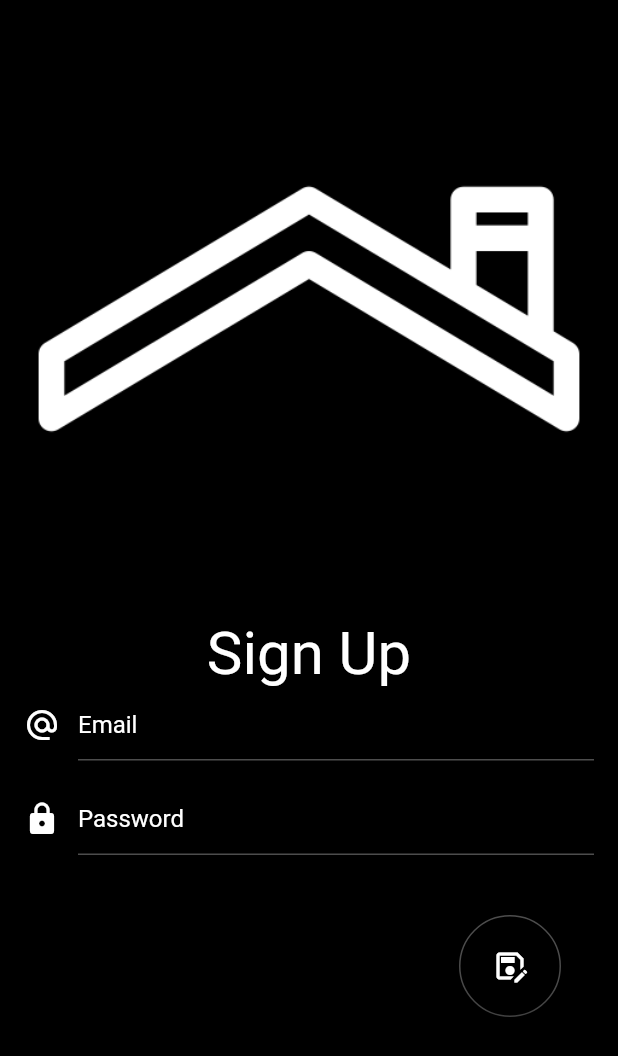
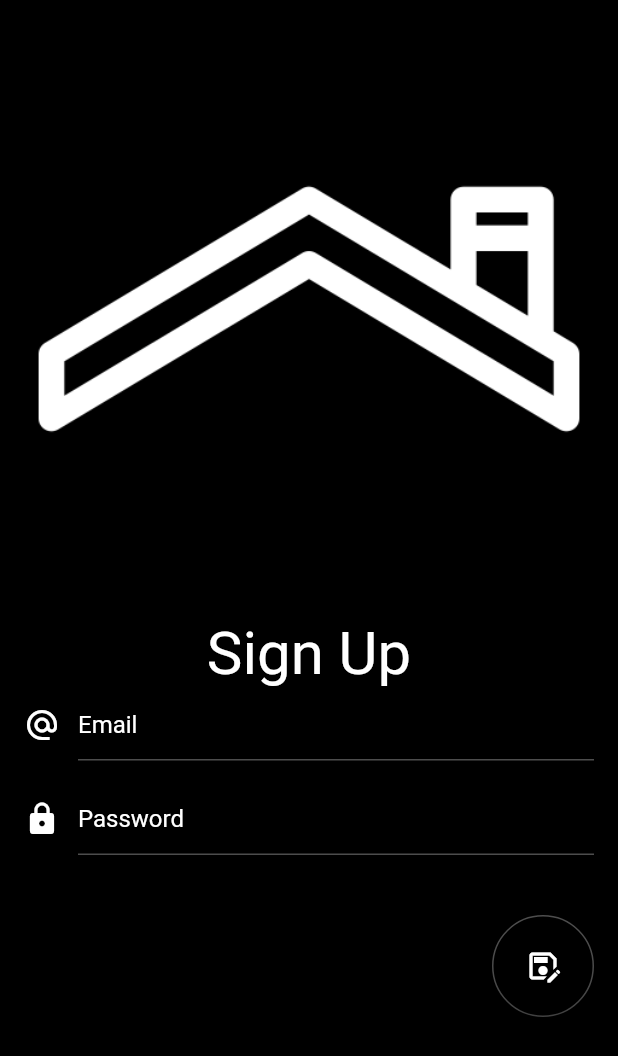
Before and after one commit to MorsCrt/3301456_203301130, a Flutter app: the SignUp screen opened by its route, on a phone screen of 412 x 824 dp. Shown: the top 1056 px of the screen. Run offline on Flutter 3.47's test engine with Material 2 defaults, Android fonts, the light colour scheme and no system bars; our stand-ins replace assets_audio_player.

Commit message:
chng file structure & fix button in sngup

```diff
--- a/lib/main.dart
+++ b/lib/main.dart
@@ -1,5 +1,5 @@
 import 'package:carrental/routes/routes.dart';
-import 'package:carrental/screens/splash/splash.dart';
+import 'package:carrental/screens/splash.dart';
 import 'package:flutter/material.dart';
 
 void main() {
--- a/lib/screens/home/home.dart
+++ b/lib/screens/home.dart
@@ -1,5 +1,5 @@
 import 'package:carrental/constants/constant.dart';
-import 'package:carrental/screens/settings/settings.dart';
+import 'package:carrental/screens/settings.dart';
 import 'package:flutter/material.dart';
 import 'package:carrental/widgets/Home/car_list.dart';
 
--- a/lib/screens/sign_in/sign_in.dart
+++ b/lib/screens/sign_in.dart
@@ -1,8 +1,8 @@
-import 'package:carrental/screens/home/home.dart';
-import 'package:carrental/screens/password/password.dart';
+import 'package:carrental/screens/home.dart';
+import 'package:carrental/screens/passreset.dart';
 import 'package:carrental/widgets/hint_to_textfield.dart';
 import 'package:flutter/material.dart';
-import '../sign_up/sign_up.dart';
+import 'sign_up.dart';
 
 class SignIn extends StatelessWidget {
   const SignIn({Key? key}) : super(key: key);
--- a/lib/screens/sign_up/sign_up.dart
+++ b/lib/screens/sign_up.dart
@@ -1,7 +1,7 @@
 import 'package:flutter/material.dart';
 
-import '../../widgets/hint_to_textfield.dart';
-import '../moreinfo/more_info.dart';
+import '../widgets/hint_to_textfield.dart';
+import 'more_info.dart';
 
 class SignUp extends StatelessWidget {
   const SignUp({Key? key}) : super(key: key);
@@ -71,6 +71,7 @@ class SignUp extends StatelessWidget {
                   ],
                 ),
                 Row(
+                  mainAxisAlignment: MainAxisAlignment.end,
                   children: [
                     Padding(
                       padding: const EdgeInsets.fromLTRB(290, 40, 0, 0),
--- a/lib/screens/splash/splash.dart
+++ b/lib/screens/splash.dart
@@ -1,7 +1,7 @@
 import 'package:assets_audio_player/assets_audio_player.dart';
-import 'package:carrental/screens/sign_in/sign_in.dart';
+import 'package:carrental/screens/sign_in.dart';
 import 'package:flutter/material.dart';
-import '../../constants/constant.dart';
+import '../constants/constant.dart';
 
 class Splash extends StatelessWidget {
   static String splashRoute = "/splash";
--- a/lib/widgets/settings_list.dart
+++ b/lib/widgets/settings_list.dart
@@ -1,6 +1,6 @@
-import 'package:carrental/screens/balance/balance.dart';
-import 'package:carrental/screens/feedback/feedback.dart';
-import 'package:carrental/screens/showroom_location/showroom_location.dart';
+import 'package:carrental/screens/balance.dart';
+import 'package:carrental/screens/feedback.dart';
+import 'package:carrental/screens/showroom_location.dart';
 import 'package:flutter/material.dart';
 
 class SettingsList extends StatelessWidget {
```
Also changed, not shown: lib/routes/routes.dart (+10 -10 lines), lib/screens/balance.dart (renamed from lib/screens/balance/balance.dart), lib/screens/feedback.dart (renamed from lib/screens/feedback/feedback.dart), lib/screens/more_info.dart (renamed from lib/screens/moreinfo/more_info.dart), lib/screens/passreset.dart (renamed from lib/screens/password/password.dart), lib/screens/settings.dart (renamed from lib/screens/settings/settings.dart), lib/screens/showroom_location.dart (renamed from lib/screens/showroom_location/showroom_location.dart).
